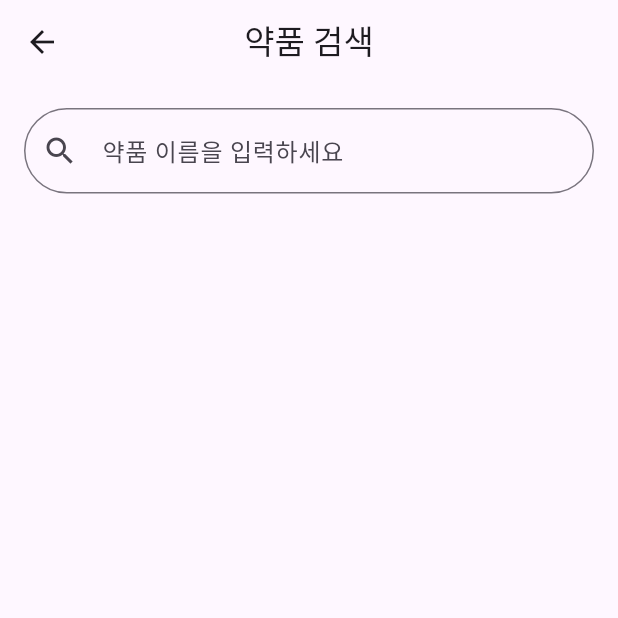
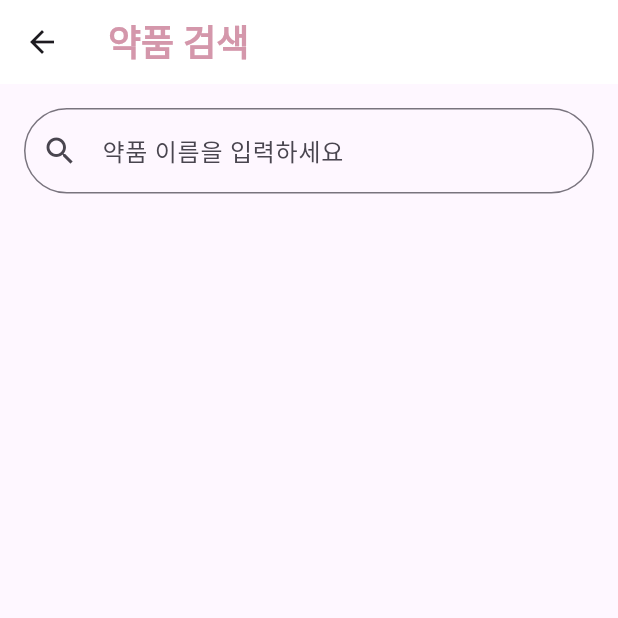
Before and after one commit to Tmfprl/is_app, a Flutter app: the MedicineSearchPage screen opened directly, on a phone screen of 412 x 824 dp, the top half of it. Run offline on Flutter 3.47's test engine with Material 3 defaults, Android fonts, the phone set to English and light mode, and no system bars; our stand-ins replace flutter_secure_storage, image_cropper, image_picker; missing offline and left inert: mysql_client; accounts and stored records are empty.

Commit message:
Update ingredientFind.dart

```diff
--- a/lib/ingredientListScan/ingredientFind.dart
+++ b/lib/ingredientListScan/ingredientFind.dart
@@ -85,8 +85,16 @@ class _MedicineSearchPageState extends State<MedicineSearchPage> {
   Widget build(BuildContext context) {
     return Scaffold(
       appBar: AppBar(
-        title: Text('약품 검색'),
-        centerTitle: true,
+        title: Text(
+          '약품 검색',
+          style: TextStyle(
+            fontSize: 24,
+            fontWeight: FontWeight.bold,
+            color: Color.fromARGB(255, 212, 151, 171),
+          ),
+        ),
+        backgroundColor: Colors.white,
+        elevation: 0,
       ),
       body: Column(
         children: [
```
